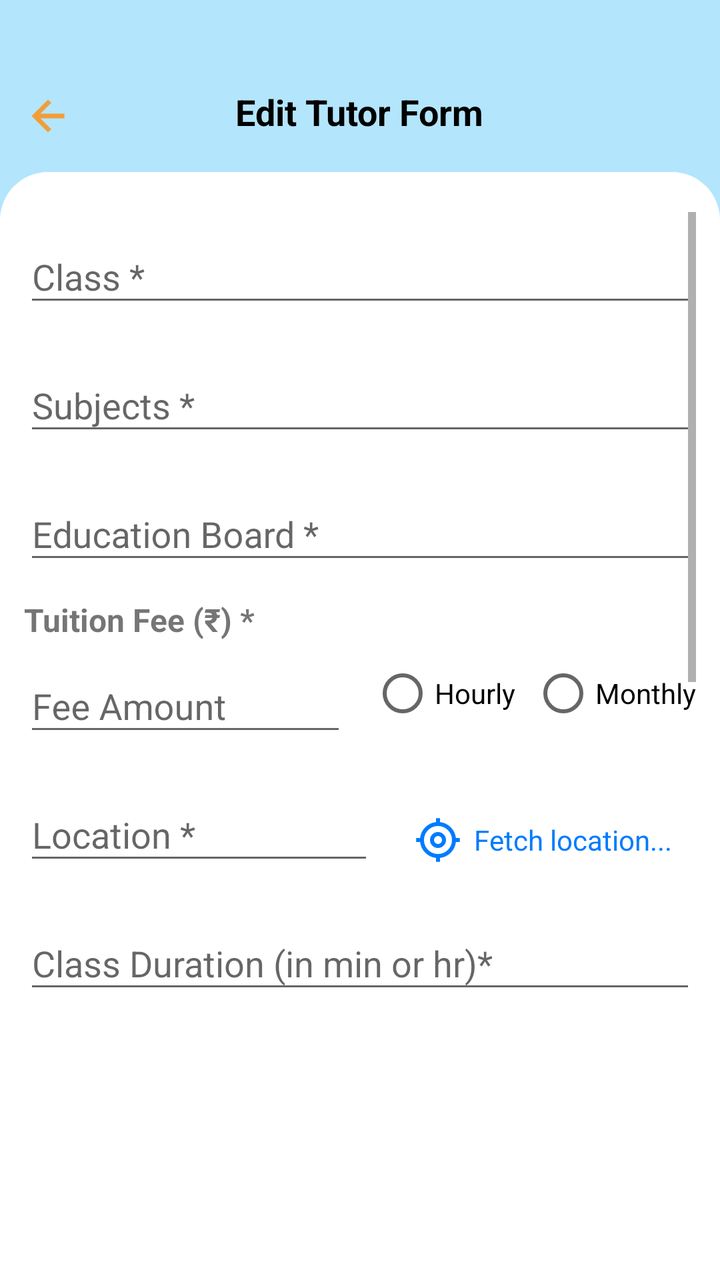
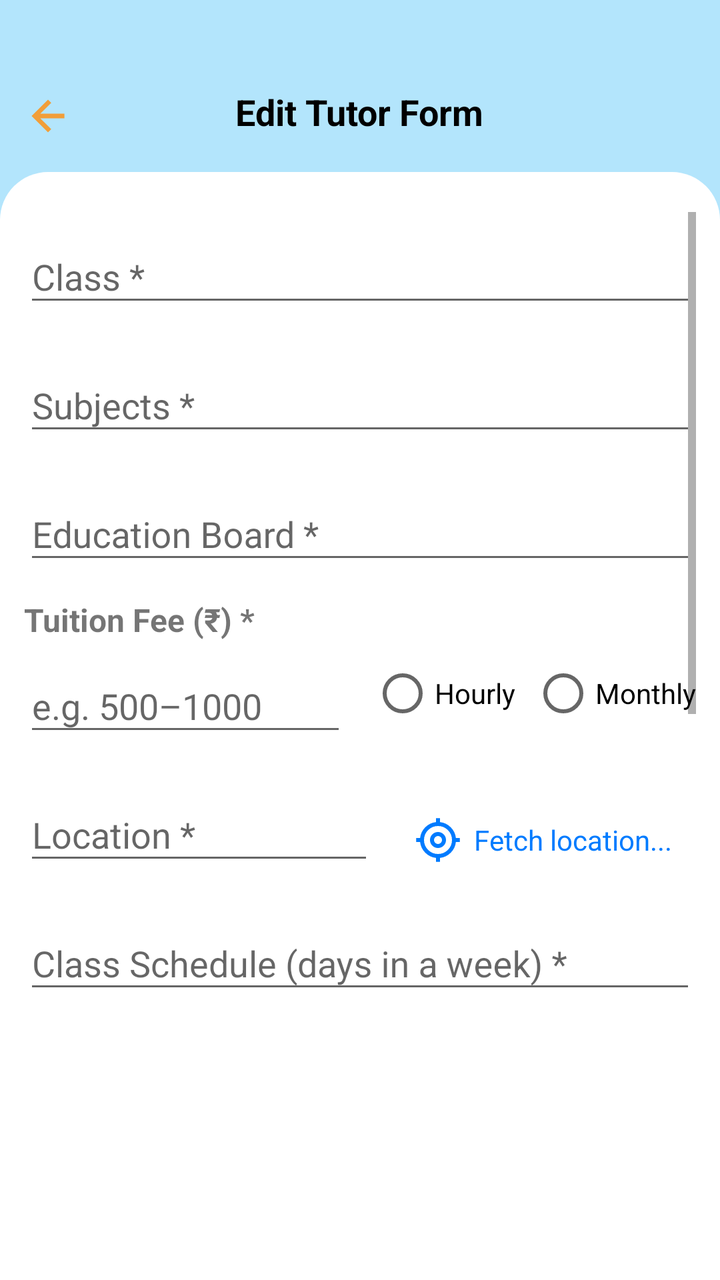

Compare the two renders of this Android layout. The source of the first and the diff that turns it into the second are given below.
<!-- AndroidManifest.xml: application theme Theme.Seekshakcom -->
<!-- res/layout/activity_edit_post.xml -->
<?xml version="1.0" encoding="utf-8"?>
<LinearLayout
    xmlns:android="http://schemas.android.com/apk/res/android"
    xmlns:app="http://schemas.android.com/apk/res-auto"
    android:id="@+id/rootLayout"
    android:layout_width="match_parent"
    android:layout_height="match_parent"
    android:orientation="vertical"
    android:background="#B3E5FC"
    android:paddingTop="16dp">

    <RelativeLayout
        android:layout_width="match_parent"
        android:layout_height="60dp"
        android:background="#B3E5FC"
        android:layout_marginTop="10dp"
        android:padding="12dp">

        <ImageView
            android:id="@+id/backArrow"
            android:layout_width="24dp"
            android:layout_height="24dp"
            android:layout_alignParentStart="true"
            android:src="@drawable/ic_back_arrow"
            android:layout_marginTop="8dp"
            android:contentDescription="Back" />

        <TextView
            android:id="@+id/headerTitle"
            android:layout_width="wrap_content"
            android:layout_height="wrap_content"
            android:text="Edit Tutor Form"
            android:textSize="18sp"
            android:textColor="#000000"
            android:layout_centerInParent="true"
            android:textStyle="bold" />
    </RelativeLayout>

    <ScrollView
        android:layout_width="match_parent"
        android:layout_height="0dp"
        android:layout_weight="1"
        android:paddingTop="20dp"
        android:paddingHorizontal="12dp"
        android:paddingBottom="110dp"
        android:background="@drawable/form_bg">

        <LinearLayout
            android:layout_width="match_parent"
            android:layout_height="wrap_content"
            android:paddingBottom="35dp"
            android:orientation="vertical">

            
            <com.google.android.material.textfield.TextInputLayout
                android:layout_width="match_parent"
                android:layout_height="wrap_content"
                android:hint="Class *"
                android:layout_marginBottom="12dp">

                <AutoCompleteTextView
                    android:id="@+id/classEditText"
                    android:layout_width="match_parent"
                    android:layout_height="wrap_content"
                    android:inputType="text"
                    android:imeOptions="actionNext"
                    android:maxLines="1"
                    android:completionThreshold="0" /> 
            </com.google.android.material.textfield.TextInputLayout>


            
            <com.google.android.material.textfield.TextInputLayout
                android:layout_width="match_parent"
                android:layout_height="wrap_content"
                android:hint="Subjects *"
                android:layout_marginBottom="12dp">

                <AutoCompleteTextView
                    android:id="@+id/subjectEditText"
                    android:layout_width="match_parent"
                    android:layout_height="wrap_content"
                    android:inputType="text"
                    android:imeOptions="actionNext"
                    android:maxLines="2"
                    android:completionThreshold="0" />
            </com.google.android.material.textfield.TextInputLayout>

            
            <com.google.android.material.textfield.TextInputLayout
                android:layout_width="match_parent"
                android:layout_height="wrap_content"
                android:hint="Education Board *"
                android:layout_marginBottom="12dp">

                <AutoCompleteTextView
                    android:id="@+id/edu_board"
                    android:layout_width="match_parent"
                    android:layout_height="wrap_content"
                    android:maxLines="1"
                    android:completionThreshold="0"
                    android:inputType="text"
                    android:imeOptions="actionNext" />

            </com.google.android.material.textfield.TextInputLayout>

            
            <TextView
                android:layout_width="wrap_content"
                android:layout_height="wrap_content"
                android:text="Tuition Fee (₹) *"
                android:textStyle="bold"
                android:textSize="16sp" />

            <LinearLayout
                android:layout_width="match_parent"
                android:layout_height="wrap_content"
                android:orientation="horizontal"
                android:gravity="center_vertical"
                android:layout_marginBottom="12dp">

                <com.google.android.material.textfield.TextInputLayout
                    android:layout_width="0dp"
                    android:layout_height="wrap_content"
                    android:layout_weight="1"
                    android:hint="Fee Amount">

                    <com.google.android.material.textfield.TextInputEditText
                        android:id="@+id/feeEditText"
                        android:layout_width="match_parent"
                        android:layout_height="wrap_content"
                        android:maxLines="1"
                        android:completionThreshold="0"
                        android:inputType="number"
                        android:imeOptions="actionNext" />
                </com.google.android.material.textfield.TextInputLayout>

                <RadioGroup
                    android:id="@+id/feeTypeRadioGroup"
                    android:layout_width="wrap_content"
                    android:layout_height="wrap_content"
                    android:orientation="horizontal"
                    android:layout_marginStart="12dp">

                    <RadioButton
                        android:id="@+id/radioHourly"
                        android:layout_width="wrap_content"
                        android:layout_height="wrap_content"
                        android:text="Hourly" />

                    <RadioButton
                        android:id="@+id/radioMonthly"
                        android:layout_width="wrap_content"
                        android:layout_height="wrap_content"
                        android:text="Monthly"
                        android:layout_marginStart="8dp" />
                </RadioGroup>
            </LinearLayout>
            <LinearLayout
                android:layout_width="match_parent"
                android:layout_height="wrap_content"
                android:orientation="horizontal"
                android:layout_marginBottom="12dp">

                <com.google.android.material.textfield.TextInputLayout
                    android:layout_width="0dp"
                    android:layout_height="wrap_content"
                    android:layout_weight="1"
                    android:hint="Location *">

                    <AutoCompleteTextView
                        android:id="@+id/locationEditText"
                        android:layout_width="match_parent"
                        android:layout_height="wrap_content"
                        android:inputType="none"
                        android:focusable="false"
                        android:clickable="false"
                        android:enabled="true" />
                </com.google.android.material.textfield.TextInputLayout>

                <TextView
                    android:id="@+id/fetchLocationButton"
                    android:layout_width="wrap_content"
                    android:layout_height="wrap_content"
                    android:layout_marginStart="8dp"
                    android:padding="12dp"
                    android:text="Fetch location..."
                    android:textColor="#007BFF"
                    android:textSize="14sp"
                    android:drawableStart="@drawable/ic_use_location"
                    android:drawablePadding="6dp"
                    android:backgroundTint="@color/teal_700"
                    android:background="?attr/selectableItemBackground"
                    android:gravity="center_vertical"
                    android:contentDescription="Fetch Location"
                    android:clickable="true"
                    android:focusable="true" />

            </LinearLayout>


            
            <com.google.android.material.textfield.TextInputLayout
                android:layout_width="match_parent"
                android:layout_height="wrap_content"
                android:hint="Class Duration (in min or hr)*"
                android:layout_marginBottom="12dp">

                <AutoCompleteTextView
                    android:id="@+id/durationEditText"
                    android:layout_width="match_parent"
                    android:layout_height="wrap_content"
                    android:maxLines="1"
                    android:imeOptions="actionNext"
                    android:completionThreshold="0"/>
            </com.google.android.material.textfield.TextInputLayout>


            
            <com.google.android.material.textfield.TextInputLayout
                android:layout_width="match_parent"
                android:layout_height="wrap_content"
                android:hint="Class Schedule (days in a week) *"
                android:layout_marginBottom="12dp">

                <AutoCompleteTextView
                    android:id="@+id/classScheduleEditText"
                    android:layout_width="match_parent"
                    android:layout_height="wrap_content"
                    android:maxLines="1"
                    android:inputType="textCapWords"
                    android:imeOptions="actionNext"
                    android:completionThreshold="0" />
            </com.google.android.material.textfield.TextInputLayout>

            
            <com.google.android.material.textfield.TextInputLayout
                android:layout_width="match_parent"
                android:layout_height="wrap_content"
                android:hint="Class Timing *"
                android:layout_marginBottom="12dp">

                <AutoCompleteTextView
                    android:id="@+id/classTimingEditText"
                    android:layout_width="match_parent"
                    android:layout_height="wrap_content"
                    android:maxLines="1"
                    android:imeOptions="actionNext"
                    android:completionThreshold="0"
                    android:inputType="text" />
            </com.google.android.material.textfield.TextInputLayout>



            
            <com.google.android.material.textfield.TextInputLayout
                android:layout_width="match_parent"
                android:layout_height="wrap_content"
                android:hint="Gender Preference *"
                android:layout_marginBottom="12dp">

                <AutoCompleteTextView
                    android:id="@+id/genderSpinner"
                    android:layout_width="match_parent"
                    android:layout_height="wrap_content"
                    android:maxLines="1"
                    android:inputType="text"
                    android:imeOptions="actionNext"
                    android:completionThreshold="0"/>
            </com.google.android.material.textfield.TextInputLayout>




            
            <com.google.android.material.textfield.TextInputLayout
                android:layout_width="match_parent"
                android:layout_height="wrap_content"
                android:hint="Mode of Class *"
                android:layout_marginBottom="12dp">

                <AutoCompleteTextView
                    android:id="@+id/modeOfClassesSpinner"
                    android:layout_width="match_parent"
                    android:layout_height="wrap_content"
                    android:maxLines="1"
                    android:inputType="text"
                    android:imeOptions="actionNext"
                    android:completionThreshold="0"/>
            </com.google.android.material.textfield.TextInputLayout>

            
            <com.google.android.material.textfield.TextInputLayout
                android:layout_width="match_parent"
                android:layout_height="wrap_content"
                android:hint="Minimum Qualification *"
                android:layout_marginBottom="12dp">

                <AutoCompleteTextView
                    android:id="@+id/minQualificationEditText"
                    android:layout_width="match_parent"
                    android:layout_height="wrap_content"
                    android:inputType="text"
                    android:maxLines="1"
                    android:imeOptions="actionNext"
                    android:completionThreshold="0"/>
            </com.google.android.material.textfield.TextInputLayout>

            
            <com.google.android.material.textfield.TextInputLayout
                android:layout_width="match_parent"
                android:layout_height="wrap_content"
                android:hint="Demo Class Date ( if any )"
                android:layout_marginBottom="12dp"
                app:endIconMode="custom"
                app:endIconDrawable="@drawable/ic_calendar"
                app:endIconContentDescription="Select Date">

                <com.google.android.material.textfield.TextInputEditText
                    android:id="@+id/demoClassDateEditText"
                    android:layout_width="match_parent"
                    android:layout_height="wrap_content"
                    android:focusable="false"
                    android:imeOptions="actionNext"
                    android:clickable="true"
                    android:inputType="none"/>
            </com.google.android.material.textfield.TextInputLayout>


            
            <com.google.android.material.textfield.TextInputLayout
                android:layout_width="match_parent"
                android:layout_height="wrap_content"
                android:hint="Special Requirements (if any)"
                android:layout_marginBottom="20dp">

                <com.google.android.material.textfield.MaterialAutoCompleteTextView
                    android:id="@+id/specialRequirementEditText"
                    android:layout_width="match_parent"
                    android:layout_height="wrap_content"
                    android:inputType="text"
                    android:maxLines="2"
                    android:imeOptions="actionDone"
                    android:completionThreshold="1"
                    android:dropDownHeight="200dp" />
            </com.google.android.material.textfield.TextInputLayout>




            
            <Button
                android:id="@+id/updateButton"
                android:layout_width="match_parent"
                android:layout_height="wrap_content"
                android:text="Update"
                android:backgroundTint="#0288D1"
                android:textColor="#FFFFFF"
                android:textStyle="bold"
                android:padding="12dp"
                android:textSize="16sp"
                android:layout_marginBottom="24dp" />

            
            <ProgressBar
                android:id="@+id/progressBar"
                android:layout_width="48dp"
                android:layout_height="48dp"
                android:layout_gravity="center"
                android:layout_marginTop="6dp"
                android:visibility="gone" />

        </LinearLayout>
    </ScrollView>
</LinearLayout>
<!-- resources referenced by this layout -->
<resources>
  <color name="teal_700">#FF018786</color>
  <!-- drawable form_bg (drawable) -->
  <?xml version="1.0" encoding="utf-8"?>
  <shape xmlns:android="http://schemas.android.com/apk/res/android" android:shape="rectangle">
      <solid android:color="#FFFFFF" /> 
  
      <corners
          android:topLeftRadius="24dp"
          android:topRightRadius="24dp"
          android:bottomLeftRadius="0dp"
          android:bottomRightRadius="0dp" />
  </shape>
  <!-- drawable ic_back_arrow (drawable) -->
  <vector xmlns:android="http://schemas.android.com/apk/res/android"
      android:width="24dp"
      android:height="24dp"
      android:viewportWidth="960"
      android:viewportHeight="960">
    <path
        android:pathData="m326.15,525.5 l218.74,218.74L480,808.13 151.87,480 480,151.87l64.89,63.89L326.15,434.5h481.98v91L326.15,525.5Z"
        android:fillColor="#F19E39"/>
  </vector>
  <!-- drawable ic_calendar (drawable) -->
  <vector xmlns:android="http://schemas.android.com/apk/res/android"
      android:width="24dp"
      android:height="24dp"
      android:viewportWidth="960"
      android:viewportHeight="960">
    <path
        android:pathData="M202.87,888.13q-37.78,0 -64.39,-26.61t-26.61,-64.39v-554.26q0,-37.78 26.61,-64.39t64.39,-26.61L240,151.87v-80h85.5v80h309v-80L720,71.87v80h37.13q37.78,0 64.39,26.61t26.61,64.39v554.26q0,37.78 -26.61,64.39t-64.39,26.61L202.87,888.13ZM202.87,797.13h554.26L757.13,400L202.87,400v397.13ZM202.87,320h554.26v-77.13L202.87,242.87L202.87,320ZM202.87,320v-77.13L202.87,320ZM480,561.91q-17.81,0 -29.86,-12.05T438.09,520q0,-17.81 12.05,-29.86T480,478.09q17.81,0 29.86,12.05T521.91,520q0,17.81 -12.05,29.86T480,561.91ZM320,561.91q-17.81,0 -29.86,-12.05T278.09,520q0,-17.81 12.05,-29.86T320,478.09q17.81,0 29.86,12.05T361.91,520q0,17.81 -12.05,29.86T320,561.91ZM640,561.91q-17.48,0 -29.7,-12.05 -12.21,-12.05 -12.21,-29.86t12.21,-29.86q12.22,-12.05 29.82,-12.05t29.7,12.05q12.09,12.05 12.09,29.86t-12.05,29.86q-12.05,12.05 -29.86,12.05ZM480,721.91q-17.81,0 -29.86,-12.21 -12.05,-12.22 -12.05,-29.82t12.05,-29.7q12.05,-12.09 29.86,-12.09t29.86,12.05q12.05,12.05 12.05,29.86 0,17.48 -12.05,29.7 -12.05,12.21 -29.86,12.21ZM320,721.91q-17.81,0 -29.86,-12.21 -12.05,-12.22 -12.05,-29.82t12.05,-29.7q12.05,-12.09 29.86,-12.09t29.86,12.05q12.05,12.05 12.05,29.86 0,17.48 -12.05,29.7 -12.05,12.21 -29.86,12.21ZM640,721.91q-17.48,0 -29.7,-12.21 -12.21,-12.22 -12.21,-29.82t12.21,-29.7q12.22,-12.09 29.82,-12.09t29.7,12.05q12.09,12.05 12.09,29.86 0,17.48 -12.05,29.7 -12.05,12.21 -29.86,12.21Z"
        android:fillColor="#174EA6"/>
  </vector>
  <!-- drawable ic_use_location (drawable) -->
  <vector xmlns:android="http://schemas.android.com/apk/res/android"
      android:width="24dp"
      android:height="24dp"
      android:viewportWidth="960"
      android:viewportHeight="960">
    <path
        android:pathData="M440,918v-80q-125,-14 -214.5,-103.5T122,520L42,520v-80h80q14,-125 103.5,-214.5T440,122v-80h80v80q125,14 214.5,103.5T838,440h80v80h-80q-14,125 -103.5,214.5T520,838v80h-80ZM480,760q116,0 198,-82t82,-198q0,-116 -82,-198t-198,-82q-116,0 -198,82t-82,198q0,116 82,198t198,82ZM480,640q-66,0 -113,-47t-47,-113q0,-66 47,-113t113,-47q66,0 113,47t47,113q0,66 -47,113t-113,47ZM480,560q33,0 56.5,-23.5T560,480q0,-33 -23.5,-56.5T480,400q-33,0 -56.5,23.5T400,480q0,33 23.5,56.5T480,560ZM480,480Z"
        android:fillColor="#007BFF"/>
  </vector>
  <style name="Theme.Seekshakcom" parent="Theme.AppCompat.Light.NoActionBar">
          
          <item name="colorPrimary">@color/black</item>
          <item name="colorPrimaryDark">@color/purple_700</item>
          <item name="colorAccent">@color/teal_200</item>
      </style>
  <color name="black">#FF000000</color>
  <color name="purple_700">#FF3700B3</color>
  <color name="teal_200">#FF03DAC5</color>
</resources>

<!-- the commit's change to res/layout/activity_edit_post.xml (unified diff, before → after) -->
@@ -122,16 +122,15 @@
                 <com.google.android.material.textfield.TextInputLayout
                     android:layout_width="0dp"
                     android:layout_height="wrap_content"
-                    android:layout_weight="1"
-                    android:hint="Fee Amount">
+                    android:layout_weight="1">
 
                     <com.google.android.material.textfield.TextInputEditText
                         android:id="@+id/feeEditText"
                         android:layout_width="match_parent"
                         android:layout_height="wrap_content"
                         android:maxLines="1"
-                        android:completionThreshold="0"
-                        android:inputType="number"
+                        android:inputType="text"
+                        android:hint="e.g. 500–1000"
                         android:imeOptions="actionNext" />
                 </com.google.android.material.textfield.TextInputLayout>
 
@@ -199,21 +198,6 @@
             </LinearLayout>
 
 
-            
-            <com.google.android.material.textfield.TextInputLayout
-                android:layout_width="match_parent"
-                android:layout_height="wrap_content"
-                android:hint="Class Duration (in min or hr)*"
-                android:layout_marginBottom="12dp">
-
-                <AutoCompleteTextView
-                    android:id="@+id/durationEditText"
-                    android:layout_width="match_parent"
-                    android:layout_height="wrap_content"
-                    android:maxLines="1"
-                    android:imeOptions="actionNext"
-                    android:completionThreshold="0"/>
-            </com.google.android.material.textfield.TextInputLayout>
 
 
             
